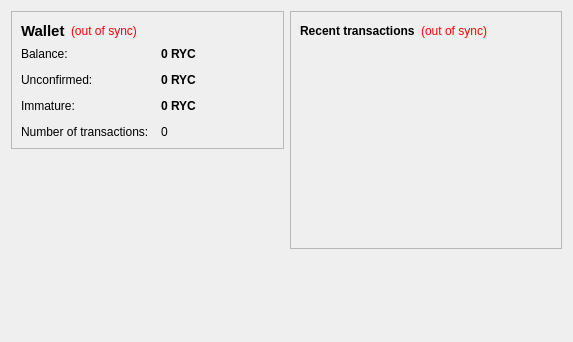
Above: src/qt/forms/overviewpage.ui from muddafudda/mc1 before the change. Below: the same form after it.
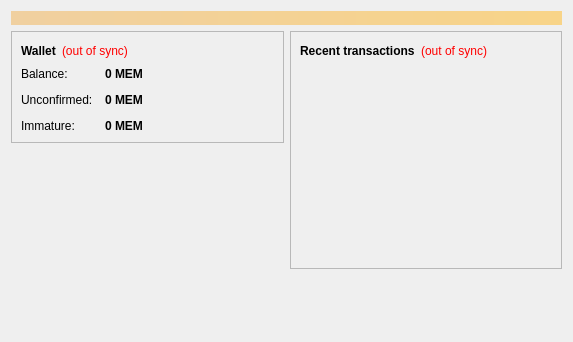
That is the form after the change.

The edit to the form file:
```diff
--- a/src/qt/forms/overviewpage.ui
+++ b/src/qt/forms/overviewpage.ui
@@ -13,6 +13,24 @@
   <property name="windowTitle">
    <string>Form</string>
   </property>
+  <layout class="QVBoxLayout" name="topLayout">
+   <item>
+    <widget class="QLabel" name="labelAlerts">
+     <property name="visible">
+      <bool>false</bool>
+     </property>
+     <property name="styleSheet">
+      <string notr="true">background-color: qlineargradient(x1: 0, y1: 0, x2: 1, y2: 0, stop:0 #F0D0A0, stop:1 #F8D488); color:#000000;</string>
+     </property>
+     <property name="wordWrap">
+      <bool>true</bool>
+     </property>
+     <property name="margin">
+      <number>3</number>
+     </property>
+    </widget>
+   </item>
+   <item>
   <layout class="QHBoxLayout" name="horizontalLayout" stretch="1,1">
    <item>
     <layout class="QVBoxLayout" name="verticalLayout_2">
@@ -31,7 +49,6 @@
            <widget class="QLabel" name="label_5">
             <property name="font">
              <font>
-              <pointsize>11</pointsize>
               <weight>75</weight>
               <bold>true</bold>
              </font>
@@ -44,7 +61,7 @@
           <item>
            <widget class="QLabel" name="labelWalletStatus">
             <property name="toolTip">
-             <string>The displayed information may be out of date. Your wallet automatically synchronizes with the MemeCoin network after a connection is established, but this process has not completed yet.</string>
+               <string>The displayed information may be out of date. Your wallet automatically synchronizes with the Memecoin network after a connection is established, but this process has not completed yet.</string>
             </property>
             <property name="styleSheet">
              <string notr="true">QLabel { color: red; }</string>
@@ -105,7 +122,7 @@
              <string>Your current balance</string>
             </property>
             <property name="text">
-             <string notr="true">0 RYC</string>
+               <string notr="true">0 MEM</string>
             </property>
             <property name="textInteractionFlags">
              <set>Qt::LinksAccessibleByMouse|Qt::TextSelectableByKeyboard|Qt::TextSelectableByMouse</set>
@@ -134,30 +151,13 @@
              <string>Total of transactions that have yet to be confirmed, and do not yet count toward the current balance</string>
             </property>
             <property name="text">
-             <string notr="true">0 RYC</string>
+               <string notr="true">0 MEM</string>
             </property>
             <property name="textInteractionFlags">
              <set>Qt::LinksAccessibleByMouse|Qt::TextSelectableByKeyboard|Qt::TextSelectableByMouse</set>
             </property>
            </widget>
           </item>
-          <item row="3" column="0">
-           <widget class="QLabel" name="label_2">
-            <property name="text">
-             <string>Number of transactions:</string>
-            </property>
-           </widget>
-          </item>
-          <item row="3" column="1">
-           <widget class="QLabel" name="labelNumTransactions">
-            <property name="toolTip">
-             <string>Total number of transactions in wallet</string>
-            </property>
-            <property name="text">
-             <string notr="true">0</string>
-            </property>
-           </widget>
-          </item>
           <item row="2" column="0">
            <widget class="QLabel" name="labelImmatureText">
             <property name="text">
@@ -177,7 +177,7 @@
              <string>Mined balance that has not yet matured</string>
             </property>
             <property name="text">
-             <string notr="true">0 RYC</string>
+               <string notr="true">0 MEM</string>
             </property>
             <property name="textInteractionFlags">
              <set>Qt::LinksAccessibleByMouse|Qt::TextSelectableByKeyboard|Qt::TextSelectableByMouse</set>
@@ -227,7 +227,7 @@
           <item>
            <widget class="QLabel" name="labelTransactionsStatus">
             <property name="toolTip">
-             <string>The displayed information may be out of date. Your wallet automatically synchronizes with the MemeCoin network after a connection is established, but this process has not completed yet.</string>
+               <string>The displayed information may be out of date. Your wallet automatically synchronizes with the Memecoin network after a connection is established, but this process has not completed yet.</string>
             </property>
             <property name="styleSheet">
              <string notr="true">QLabel { color: red; }</string>
@@ -289,6 +289,8 @@
         </size>
        </property>
       </spacer>
+       </item>
+      </layout>
      </item>
     </layout>
    </item>
```
Lines whose indentation alone changed are shown as unchanged.
